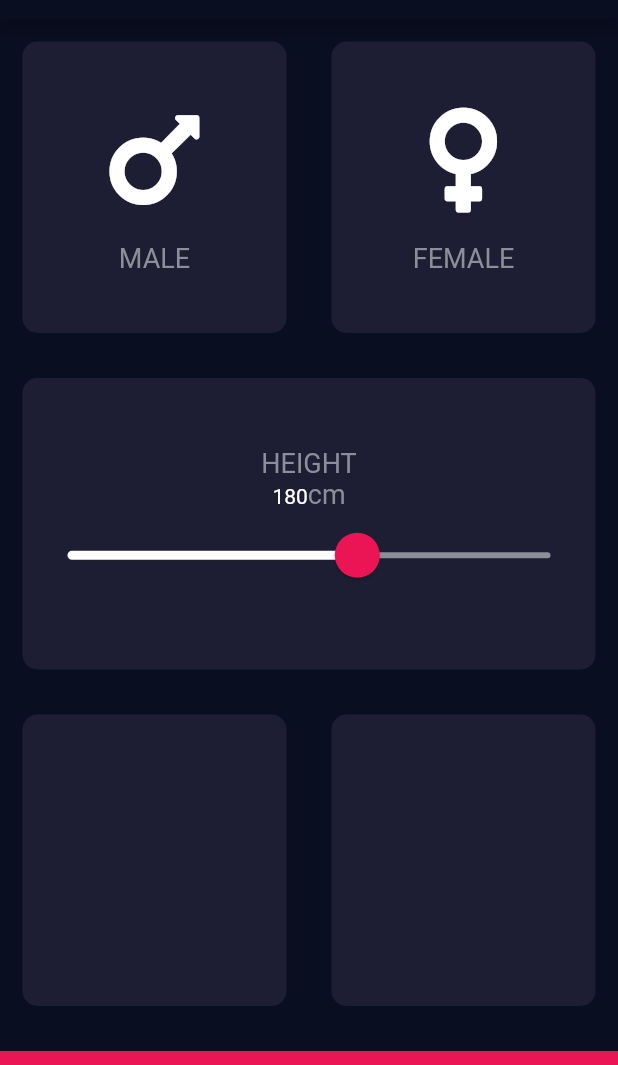
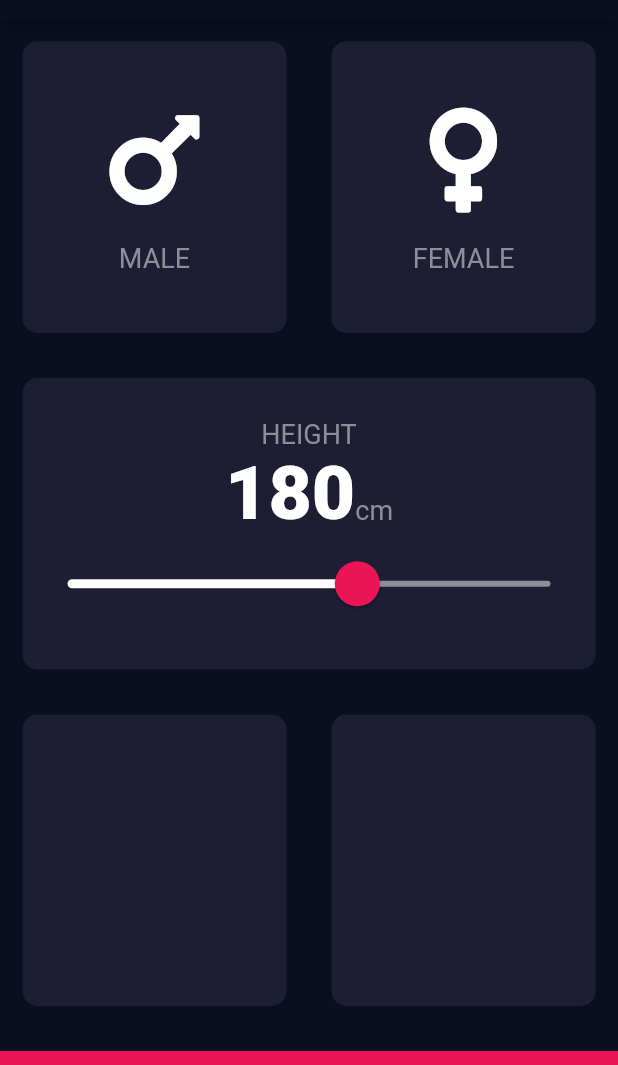
Before and after one commit to azazelyash/bmi_calculator, a Flutter app: the screen it shows after launch, on a phone screen of 412 x 824 dp, the part 65-1130 px from its top. Run offline on Flutter 3.47's test engine with Material 2 defaults, Android fonts, the phone set to English and light mode, and no system bars; our stand-ins replace font_awesome_flutter.

Commit message:
added a new contants file

```diff
--- a/lib/constants.dart
+++ b/lib/constants.dart
@@ -9,3 +9,8 @@ const kBottonContainerHeight = 80.0;
 const kCardColor = Color(0xFF1D1E33);
 const kActiveCardColor = Color(0xFF2A2B65);
 const kBottonContainerColor = Color(0xFFEB1555);
+
+const kNumbersTextStyle = TextStyle(
+  fontSize: 50.0,
+  fontWeight: FontWeight.w900,
+);
```
